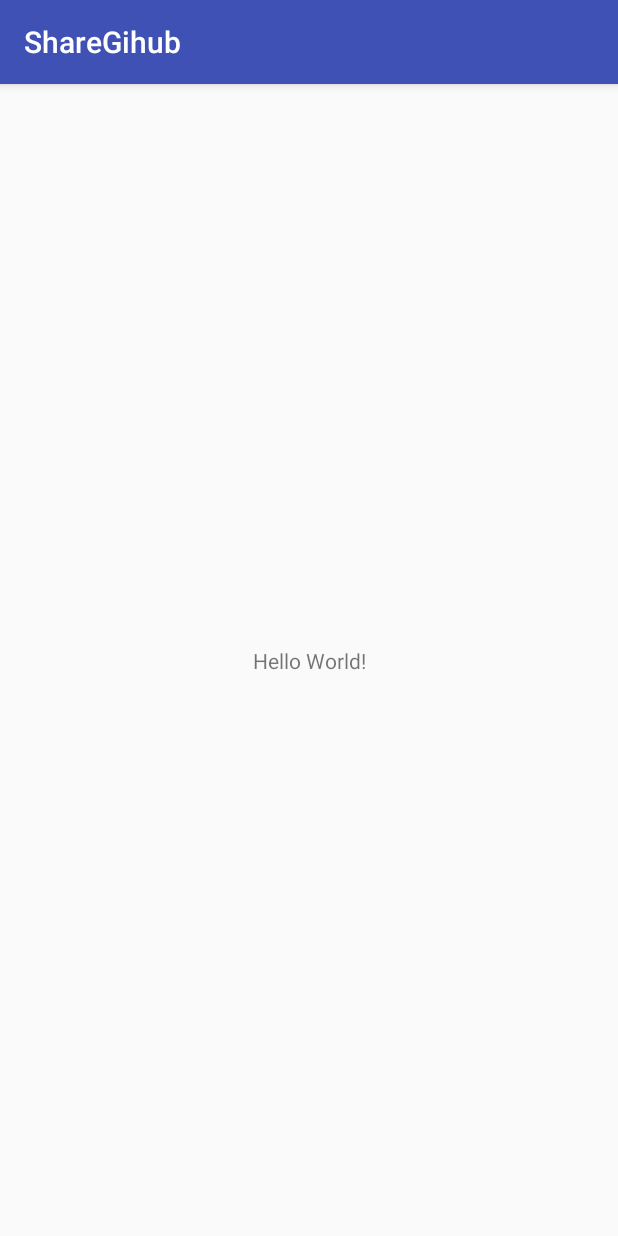
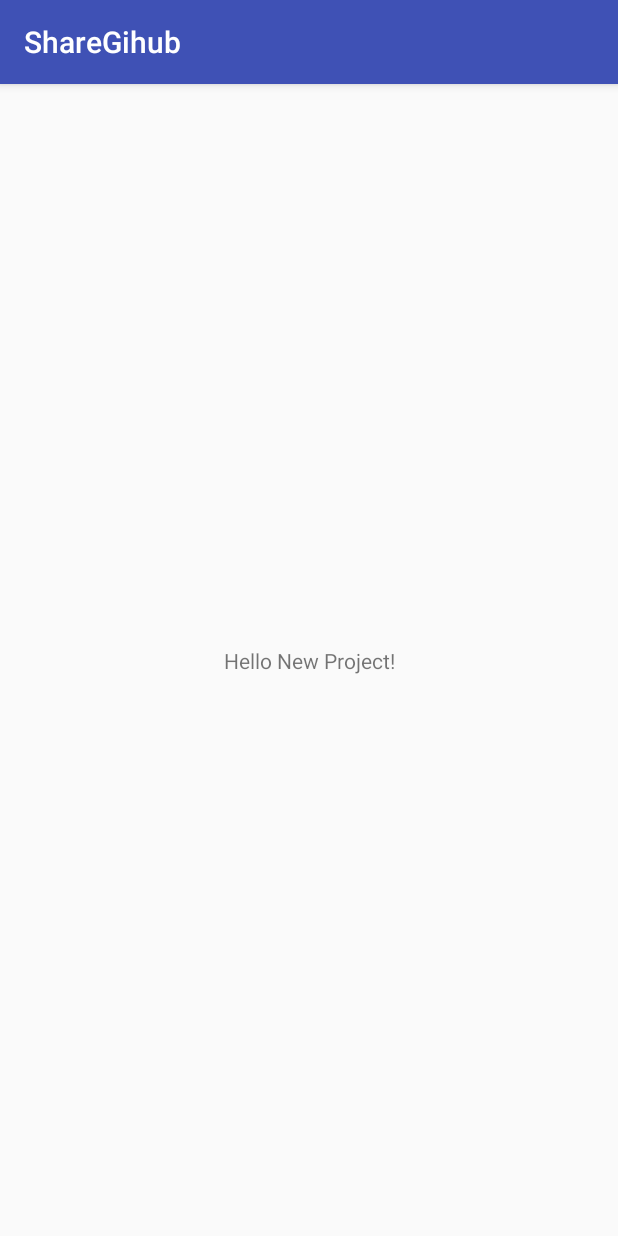
Before and after one commit to saxenarajat64/ShareGihub, an Android app: the screen it shows after launch (MainActivity), on a phone screen of 412 x 824 dp. Run offline under Robolectric (Android 15) with nearby library versions, the phone set to English and light mode, and no system bars.

Commit message:
changed text to Hello New Project

```diff
--- a/app/src/main/res/layout/activity_main.xml
+++ b/app/src/main/res/layout/activity_main.xml
@@ -9,7 +9,7 @@
     <TextView
         android:layout_width="wrap_content"
         android:layout_height="wrap_content"
-        android:text="Hello World!"
+        android:text="Hello New Project!"
         app:layout_constraintBottom_toBottomOf="parent"
         app:layout_constraintLeft_toLeftOf="parent"
         app:layout_constraintRight_toRightOf="parent"
```
